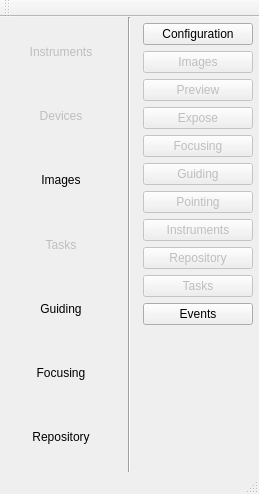
Old version of the form gui/snowgui/main/mainwindow.ui in the repository AndreasFMueller/AstroPhotography.
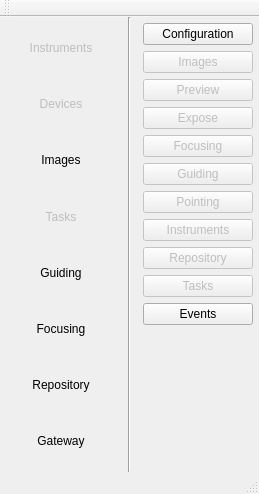
New version of the form.

Commit message: gateway skeleton implemented

Patch:
```diff
--- a/gui/snowgui/main/mainwindow.ui
+++ b/gui/snowgui/main/mainwindow.ui
@@ -163,6 +163,16 @@
          </property>
         </widget>
        </item>
+       <item>
+        <widget class="QLabel" name="gatewayLabel">
+         <property name="text">
+          <string>Gateway</string>
+         </property>
+         <property name="alignment">
+          <set>Qt::AlignCenter</set>
+         </property>
+        </widget>
+       </item>
       </layout>
      </widget>
     </item>
```
The commit also changes 17 other files.
